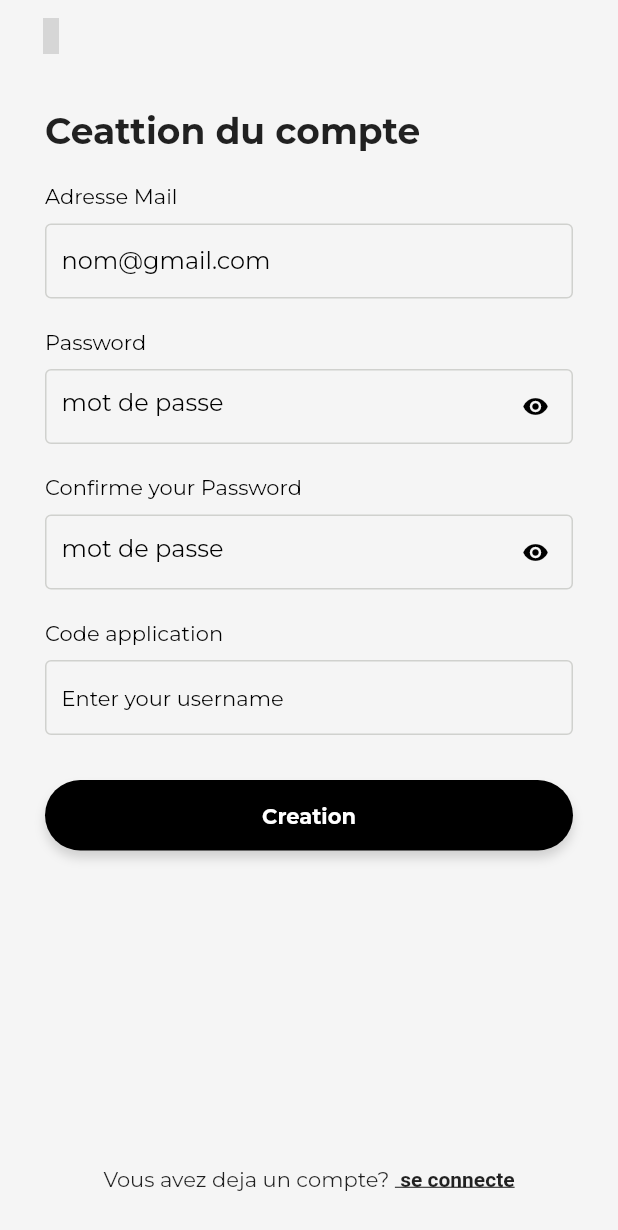
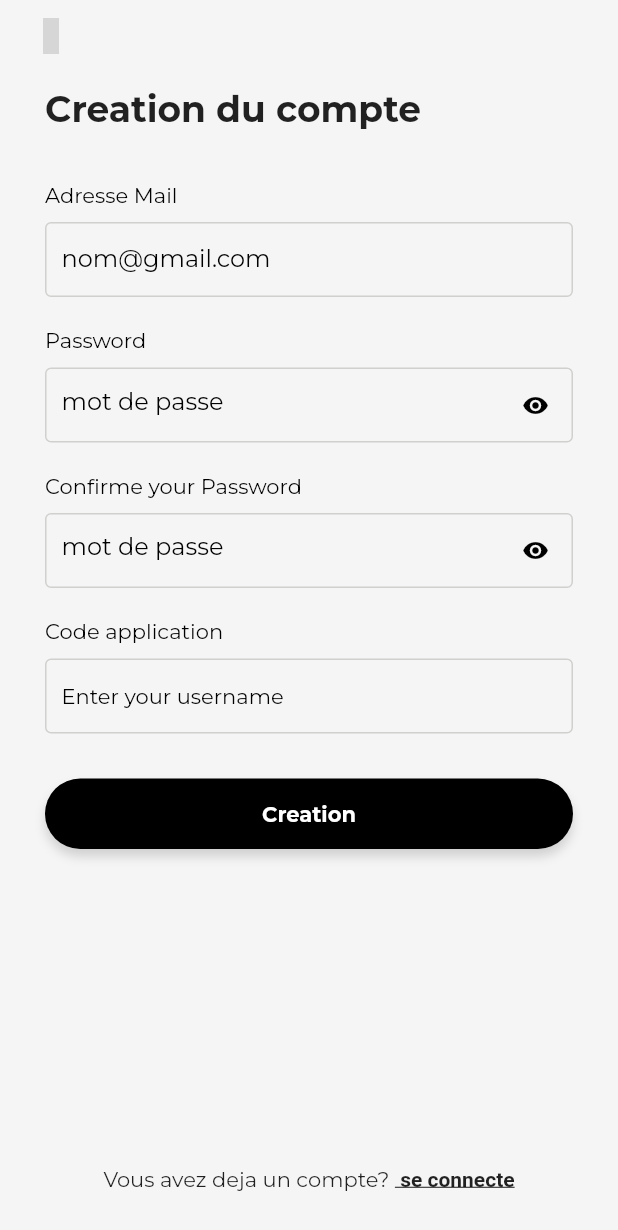
Before and after one commit to upperz-developers/bukara_mobile, a Flutter app: the SingUpPage screen opened by its route, on a phone screen of 412 x 824 dp. Shown: the top 1230 px of the screen. Run offline on Flutter 3.47's test engine with Material 2 defaults, Android fonts, the phone set to English and light mode, and no system bars; our stand-ins replace carousel_slider, dio, flutter_bloc, iconsax, pin_code_fields, shared_preferences and 2 more; accounts and stored records are empty; grey boxes are pictures that could not be loaded.

Commit message:
auth view controller

```diff
--- a/lib/app/ui/Screens/auth/singup_page.dart
+++ b/lib/app/ui/Screens/auth/singup_page.dart
@@ -71,16 +71,18 @@ class _SingUpPage extends State<SingUpPage> {
             Expanded(
               child: SingleChildScrollView(
                 padding:
-                    const EdgeInsets.symmetric(horizontal: 30, vertical: 25),
+                    const EdgeInsets.symmetric(horizontal: 30, vertical: 10),
                 child: Column(
                   crossAxisAlignment: CrossAxisAlignment.start,
                   children: <Widget>[
                     const Text(
-                      "Ceattion du compte",
-                      style:
-                          TextStyle(fontSize: 24, fontWeight: FontWeight.bold),
+                      "Creation du compte",
+                      style: TextStyle(
+                        fontSize: 24,
+                        fontWeight: FontWeight.bold,
+                      ),
                     ),
-                    20.heightBox,
+                    34.heightBox,
                     subtitle("Adresse Mail"),
                     10.heightBox,
                     Container(
```
Also changed, not shown: lib/app/ui/view_controller/auth_controller.dart (added).
